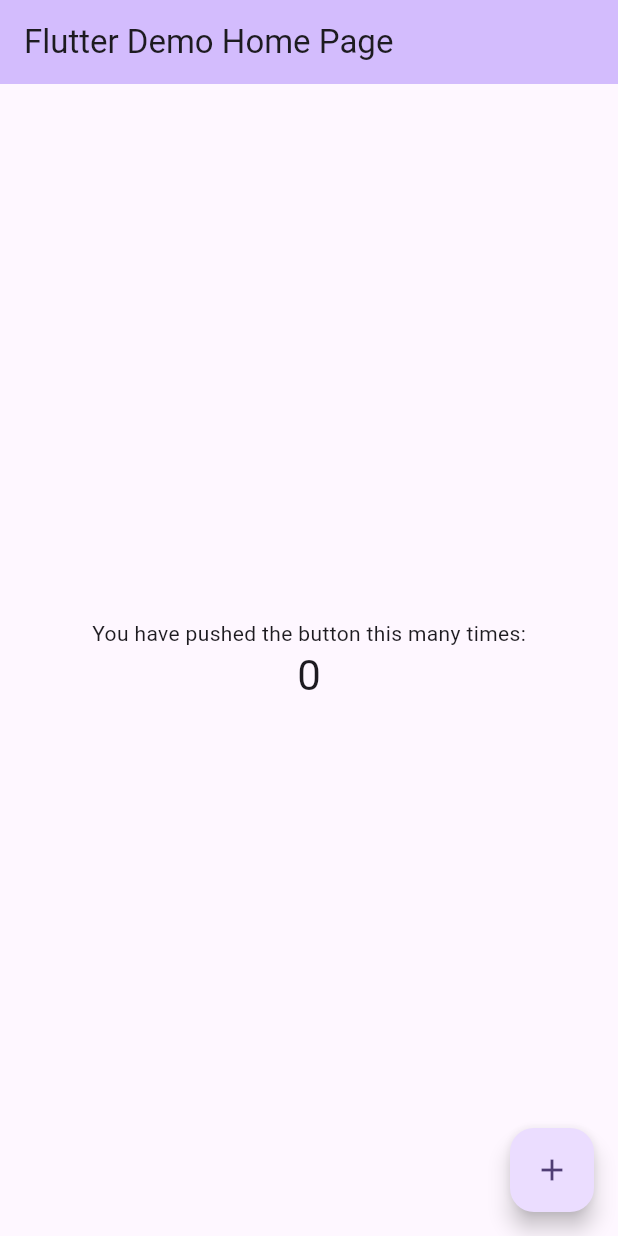
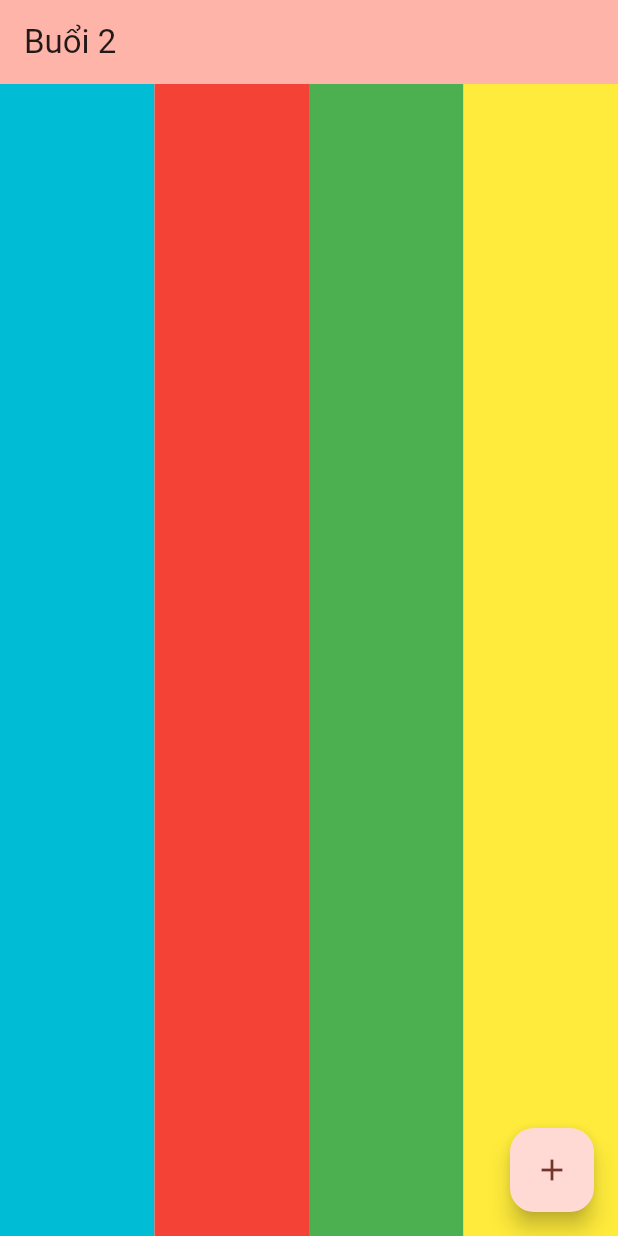
Before and after one commit to nguyennhatminh230801/Learning-Flutter-HIT, a Flutter app: the screen it shows after launch, on a phone screen of 412 x 824 dp. Run offline on Flutter 3.47's test engine with Material 2 defaults, Android fonts, the phone set to English and light mode, and no system bars; our stand-ins replace math_expressions.

Commit message:
learning buoi 2

```diff
--- /dev/null
+++ b/Learning/Buoi2/lib/constant.dart
@@ -0,0 +1,7 @@
+
+import 'dart:ui';
+
+import 'package:flutter/material.dart';
+
+const String appTitle = "Buổi 2";
+const Color appColor = Colors.red;
--- a/Learning/Buoi2/lib/main.dart
+++ b/Learning/Buoi2/lib/main.dart
@@ -1,5 +1,6 @@
 import 'package:flutter/material.dart';
-
+import 'dart:developer' as dev;
+import 'package:buoi_2/constant.dart';
 void main() {
   runApp(const MyApp());
 }
@@ -11,20 +12,21 @@ class MyApp extends StatelessWidget {
   @override
   Widget build(BuildContext context) {
     return MaterialApp(
-      title: 'Flutter Demo',
+      debugShowCheckedModeBanner: false,
+      title: appTitle,
       theme: ThemeData(
-        colorScheme: ColorScheme.fromSeed(seedColor: Colors.deepPurple),
+        colorScheme: ColorScheme.fromSeed(seedColor: appColor),
         useMaterial3: true,
       ),
-      home: const MyHomePage(title: 'Flutter Demo Home Page'),
+      home: const MyHomePage(title: appTitle),
     );
   }
 }
 
 class MyHomePage extends StatefulWidget {
+  final String title;
+
   const MyHomePage({super.key, required this.title});
-
-  final String title;
 
   @override
   State<MyHomePage> createState() => _MyHomePageState();
@@ -35,36 +37,60 @@ class _MyHomePageState extends State<MyHomePage> {
 
   void _incrementCounter() {
     setState(() {
-      _counter++;
     });
+    _counter++;
+    dev.log("$_counter");
   }
 
   @override
   Widget build(BuildContext context) {
+    double height = MediaQuery.of(context).size.width * 0.25;
     return Scaffold(
       appBar: AppBar(
         backgroundColor: Theme.of(context).colorScheme.inversePrimary,
         title: Text(widget.title),
       ),
-      body: Center(
-        child: Column(
-          mainAxisAlignment: MainAxisAlignment.center,
-          children: <Widget>[
-            const Text(
-              'You have pushed the button this many times:',
-            ),
-            Text(
-              '$_counter',
-              style: Theme.of(context).textTheme.headlineMedium,
-            ),
-          ],
-        ),
-      ),
       floatingActionButton: FloatingActionButton(
         onPressed: _incrementCounter,
-        tooltip: 'Increment',
         child: const Icon(Icons.add),
-      ), // This trailing comma makes auto-formatting nicer for build methods.
+      ),
+      body: Row(
+        mainAxisSize: MainAxisSize.min,
+        children: [
+          Expanded(
+            flex: 1,
+            child: Container(
+              decoration: BoxDecoration(
+                color: Colors.cyan,
+              ),
+            ),
+          ),
+          Expanded(
+            flex: 1,
+            child: Container(
+              decoration: BoxDecoration(
+                color: Colors.red,
+              ),
+            ),
+          ),
+          Expanded(
+            flex: 1,
+            child: Container(
+              decoration: BoxDecoration(
+                color: Colors.green,
+              ),
+            ),
+          ),
+          Expanded(
+            flex: 1,
+            child: Container(
+              decoration: BoxDecoration(
+                color: Colors.yellow,
+              ),
+            ),
+          ),
+        ],
+      ),
     );
   }
 }
```
